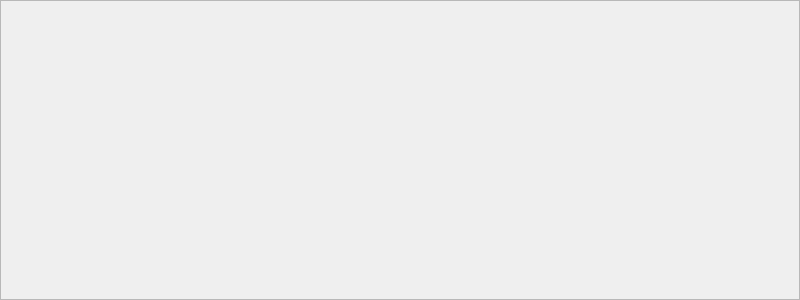
Qt form tools/cacheinspector/ui/watcher.ui (mlz-ictrl/nicos) before a commit.
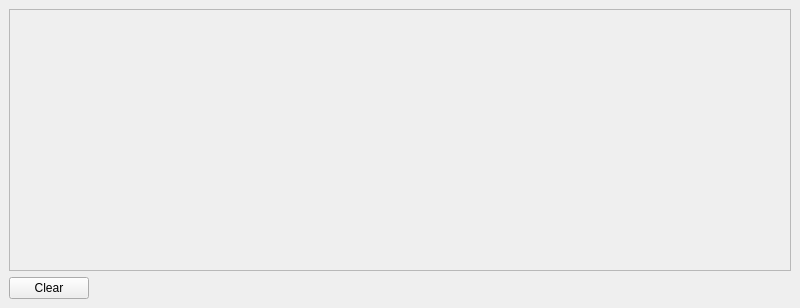
The same form after that commit.

Commit message: CI: add reset button to watcher window

What changed in the file:
```diff
--- a/tools/cacheinspector/ui/watcher.ui
+++ b/tools/cacheinspector/ui/watcher.ui
@@ -1,21 +1,22 @@
 <?xml version="1.0" encoding="UTF-8"?>
 <ui version="4.0">
- <class>WatcherArea</class>
- <widget class="QScrollArea" name="WatcherArea">
-  <property name="windowModality">
-   <enum>Qt::NonModal</enum>
-  </property>
+ <class>MainWindow</class>
+ <widget class="QMainWindow" name="MainWindow">
   <property name="geometry">
    <rect>
     <x>0</x>
     <y>0</y>
     <width>800</width>
-    <height>300</height>
+    <height>308</height>
    </rect>
   </property>
   <property name="windowTitle">
    <string>Watcher</string>
   </property>
+  <widget class="QWidget" name="centralwidget">
+   <layout class="QVBoxLayout" name="verticalLayout_2">
+    <item>
+     <widget class="QScrollArea" name="scrollArea">
   <property name="widgetResizable">
    <bool>true</bool>
   </property>
@@ -24,14 +25,11 @@
     <rect>
      <x>0</x>
      <y>0</y>
-     <width>794</width>
-     <height>294</height>
-    </rect>
-   </property>
-   <property name="contextMenuPolicy">
-    <enum>Qt::NoContextMenu</enum>
-   </property>
-   <layout class="QVBoxLayout" name="layoutWatcher">
+         <width>782</width>
+         <height>237</height>
+        </rect>
+       </property>
+       <layout class="QVBoxLayout" name="verticalLayout">
     <property name="spacing">
      <number>3</number>
     </property>
@@ -42,13 +40,51 @@
       </property>
       <property name="sizeHint" stdset="0">
        <size>
-        <width>20</width>
-        <height>277</height>
+            <width>208</width>
+            <height>224</height>
        </size>
       </property>
      </spacer>
     </item>
    </layout>
+      </widget>
+     </widget>
+    </item>
+    <item>
+     <layout class="QHBoxLayout" name="horizontalLayout">
+      <item>
+       <widget class="QPushButton" name="buttonClear">
+        <property name="text">
+         <string>Clear</string>
+        </property>
+       </widget>
+      </item>
+      <item>
+       <spacer name="horizontalSpacer">
+        <property name="orientation">
+         <enum>Qt::Horizontal</enum>
+        </property>
+        <property name="sizeHint" stdset="0">
+         <size>
+          <width>40</width>
+          <height>20</height>
+         </size>
+        </property>
+       </spacer>
+      </item>
+     </layout>
+    </item>
+   </layout>
+  </widget>
+  <widget class="QMenuBar" name="menubar">
+   <property name="geometry">
+    <rect>
+     <x>0</x>
+     <y>0</y>
+     <width>800</width>
+     <height>22</height>
+    </rect>
+   </property>
   </widget>
  </widget>
  <resources/>
```
Lines whose indentation alone changed are shown as unchanged. The commit also changes 2 other files.
